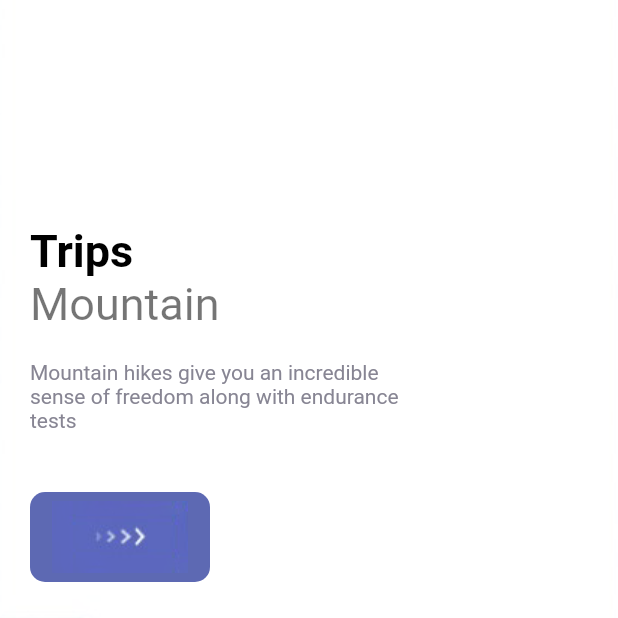
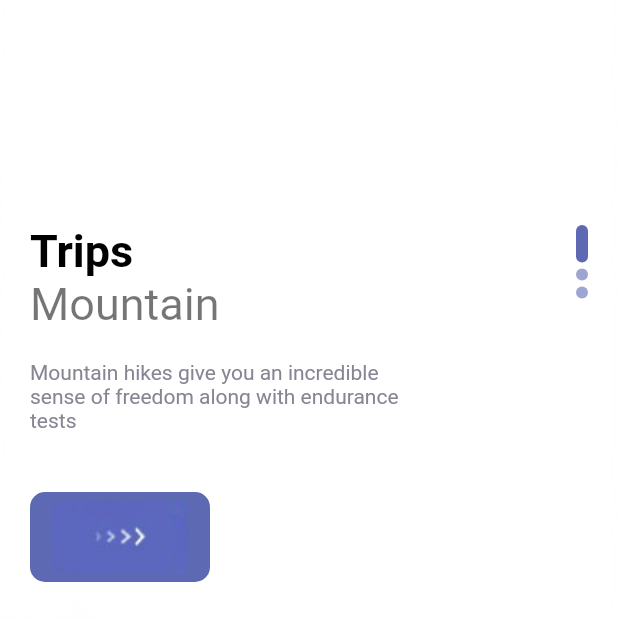
Before and after one commit to allie0147/travel_app_flutter, a Flutter app: the screen it shows after launch, on a phone screen of 412 x 824 dp, the top half of it. Run offline on Flutter 3.47's test engine with Material 2 defaults, Android fonts, the phone set to English and light mode, and no system bars.

Commit message:
Feat: Add page indicators

```diff
--- a/lib/pages/welcome_page.dart
+++ b/lib/pages/welcome_page.dart
@@ -37,7 +37,9 @@ class _WelcomePageState extends State<WelcomePage> {
               child: Container(
                 margin: const EdgeInsets.only(
                     top: 150, left: 20, right: 20),
-                child: Row(children: [
+                child: Row(
+                    mainAxisAlignment: MainAxisAlignment.spaceBetween,
+                    children: [
                       Column(
                         crossAxisAlignment: CrossAxisAlignment.start,
                         children: [
@@ -65,7 +67,23 @@ class _WelcomePageState extends State<WelcomePage> {
                             width: 120,
                           )
                         ],
-                  )
+                      ),
+                      Column(
+                        children: List.generate(3, (indexDots) {
+                          return Container(
+                            margin: const EdgeInsets.only(bottom: 4),
+                            width: 8,
+                            height: index == indexDots ? 25 : 8,
+                            decoration: BoxDecoration(
+                              borderRadius: BorderRadius.circular(8),
+                              color: index == indexDots
+                                  ? AppColors.mainColor
+                                  : AppColors.mainColor
+                                      .withOpacity(0.6),
+                            ),
+                          );
+                        }),
+                      ),
                     ]),
               ),
             );
```
Lines whose indentation alone changed are shown as unchanged.
